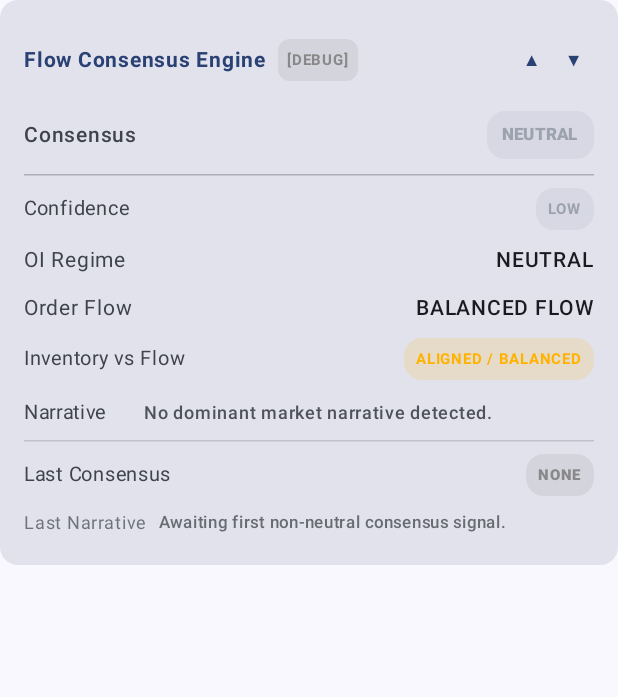
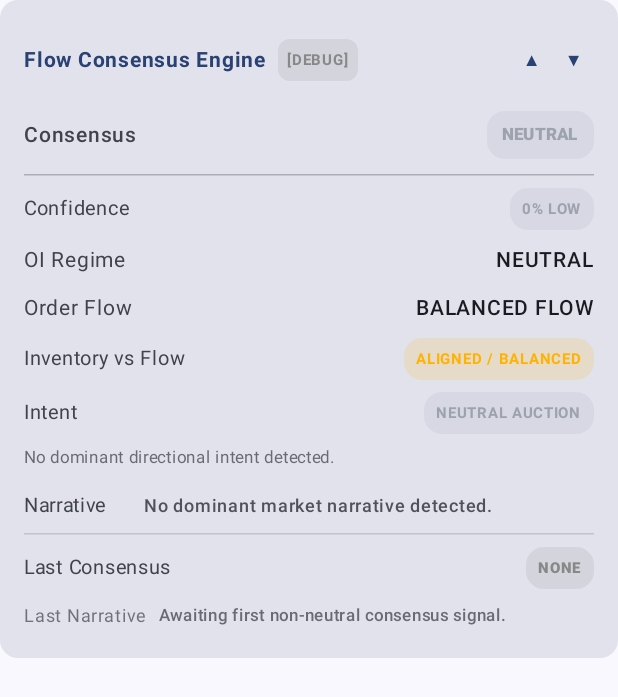
Before and after one commit to c4llm3s4m/FlowMatrix, an Android app built with Jetpack Compose: the composable FlowConsensusCard shown on its own in the app's theme, on a phone screen of 412 x 824 dp. Shown: the top 697 px of the screen. Run offline under Robolectric (Android 15) with nearby library versions, the phone set to English and light mode, and no system bars; network calls fail.

Commit message:
Implement Flow Matrix V3 (Part 2 of 2): OI + Order Flow Intent Engine and Unified 0-100% Confidence Scoring with SMPE-priority weighting

```diff
--- a/app/src/main/java/com/siam/flowmatrix/BinanceDataModels.kt
+++ b/app/src/main/java/com/siam/flowmatrix/BinanceDataModels.kt
@@ -349,7 +349,7 @@ data class ConsensusHistoryEvent(
     val badgeColor: Color
 )
 
-// 16. Flow Consensus Diagnostics / Debug State Model
+// 16. Flow Consensus Diagnostics / Debug State Model (V3 Engine)
 data class FlowConsensusDebugState(
     val isDebugEnabled: Boolean = false,
     val inputOiRegime: String = "NEUTRAL",
@@ -361,14 +361,20 @@ data class FlowConsensusDebugState(
     val inputSmpeDominance: String = "BALANCED",
     val inventoryVsFlowLabel: String = "ALIGNED / BALANCED",
     val inventoryVsFlowBias: String = "NEUTRAL",
-    val confidenceScore: Int = 0,
+    val smpeScore: Int = 0,
+    val oiScore: Int = 0,
+    val ofScore: Int = 0,
+    val persistenceScore: Int = 0,
+    val totalConfidencePct: Int = 0,
+    val intentRuleFired: String = "NEUTRAL_AUCTION",
     val ruleFired: String = "No rule fired (NEUTRAL)"
 )
 
-// 17. Flow Consensus State Model (Dual Engine Consensus, Memory & SMPE Layer)
+// 17. Flow Consensus State Model (Dual Engine Consensus, Intent & Unified 0-100% Confidence)
 data class FlowConsensusState(
     val consensus: String = "NEUTRAL",
     val badgeColor: Color = Color(0xFF9CA3AF),
+    val confidencePct: Int = 0,
     val confidence: String = "LOW",
     val confidenceColor: Color = Color(0xFF9CA3AF),
     val oiRegimeDisplay: String = "NEUTRAL",
@@ -376,6 +382,9 @@ data class FlowConsensusState(
     val narrative: String = "No dominant market narrative detected.",
     val inventoryVsFlowLabel: String = "ALIGNED / BALANCED",
     val inventoryVsFlowBias: String = "NEUTRAL",
+    val intentState: String = "NEUTRAL AUCTION",
+    val intentColor: Color = Color(0xFF9CA3AF),
+    val intentDescription: String = "No dominant directional intent detected.",
     val previousConsensus: String? = null,
     val previousConsensusColor: Color = Color(0xFF9CA3AF),
     val previousNarrative: String? = null,
--- a/app/src/main/java/com/siam/flowmatrix/MainActivity.kt
+++ b/app/src/main/java/com/siam/flowmatrix/MainActivity.kt
@@ -881,7 +881,7 @@ fun SmartMoneyPositionCard(
     }
 }
 
-// PHASE 5 & 6: Flow Consensus Engine Card with Memory Engine & Inventory vs Flow Detector
+// V3 Flow Consensus Engine Card with Memory Engine, Inventory vs Flow & Intent Engine
 @Composable
 fun FlowConsensusCard(
     consensusState: FlowConsensusState,
@@ -938,7 +938,7 @@ fun FlowConsensusCard(
 
         HorizontalDivider(modifier = Modifier.padding(vertical = 4.dp), color = MaterialTheme.colorScheme.outlineVariant.copy(alpha = 0.5f))
 
-        // ROW 2: Confidence Badge
+        // ROW 2: Confidence Badge (Unified 0-100% Score Display)
         Row(
             modifier = Modifier.fillMaxWidth().padding(vertical = 4.dp),
             horizontalArrangement = Arrangement.SpaceBetween,
@@ -950,7 +950,7 @@ fun FlowConsensusCard(
                 shape = RoundedCornerShape(12.dp)
             ) {
                 Text(
-                    text = consensusState.confidence,
+                    text = "${consensusState.confidencePct}% ${consensusState.confidence}",
                     color = consensusState.confidenceColor,
                     fontSize = 10.sp,
                     fontWeight = FontWeight.Bold,
@@ -993,9 +993,37 @@ fun FlowConsensusCard(
             }
         }
 
-        // ROW 6: Narrative Text Explanation
+        // ROW 6: Intent Row (OI + Order Flow Intent Engine)
         Row(
-            modifier = Modifier.fillMaxWidth().padding(top = 6.dp),
+            modifier = Modifier.fillMaxWidth().padding(vertical = 4.dp),
+            horizontalArrangement = Arrangement.SpaceBetween,
+            verticalAlignment = Alignment.CenterVertically
+        ) {
+            Text("Intent", fontSize = 13.sp, color = MaterialTheme.colorScheme.onSurfaceVariant)
+            Surface(
+                color = consensusState.intentColor.copy(alpha = 0.15f),
+                shape = RoundedCornerShape(12.dp)
+            ) {
+                Text(
+                    text = consensusState.intentState,
+                    color = consensusState.intentColor,
+                    fontSize = 10.sp,
+                    fontWeight = FontWeight.Bold,
+                    modifier = Modifier.padding(horizontal = 8.dp, vertical = 2.dp)
+                )
+            }
+        }
+
+        Text(
+            text = consensusState.intentDescription,
+            fontSize = 11.sp,
+            color = MaterialTheme.colorScheme.onSurfaceVariant.copy(alpha = 0.75f),
+            modifier = Modifier.padding(bottom = 4.dp)
+        )
+
+        // ROW 7: Narrative Text Explanation
+        Row(
+            modifier = Modifier.fillMaxWidth().padding(top = 4.dp),
             horizontalArrangement = Arrangement.SpaceBetween,
             verticalAlignment = Alignment.Top
         ) {
@@ -1011,7 +1039,7 @@ fun FlowConsensusCard(
 
         HorizontalDivider(modifier = Modifier.padding(vertical = 6.dp), color = MaterialTheme.colorScheme.outlineVariant.copy(alpha = 0.3f))
 
-        // ROW 7: Last Consensus (Consensus Memory Engine)
+        // ROW 8: Last Consensus (Consensus Memory Engine)
         Row(
             modifier = Modifier.fillMaxWidth().padding(vertical = 2.dp),
             horizontalArrangement = Arrangement.SpaceBetween,
@@ -1040,7 +1068,7 @@ fun FlowConsensusCard(
             }
         }
 
-        // ROW 8: Last Narrative
+        // ROW 9: Last Narrative
         Row(
             modifier = Modifier.fillMaxWidth().padding(top = 4.dp),
             horizontalArrangement = Arrangement.SpaceBetween,
@@ -1075,12 +1103,19 @@ fun FlowConsensusCard(
                 DebugRow("Input SMPE Dominance", debug.inputSmpeDominance)
                 DebugRow("Inventory vs Flow Bias", debug.inventoryVsFlowBias)
 
-                DebugHeader("CONFIDENCE ENGINE")
-                DebugRow("Confidence Score", "${debug.confidenceScore}")
-                DebugRow("Confidence Level", consensusState.confidence, consensusState.confidenceColor)
-
-                DebugHeader("RULE TRIGGERED")
-                DebugRow("Rule Fired", debug.ruleFired, consensusState.badgeColor)
+                DebugHeader("CONFIDENCE ENGINE BREAKDOWN (0-100%)")
+                DebugRow("SMPE Score (/30)", "${debug.smpeScore}")
+                DebugRow("OI Score (/25)", "${debug.oiScore}")
+                DebugRow("Order Flow Score (/25)", "${debug.ofScore}")
+                DebugRow("Persistence Score (/20)", "${debug.persistenceScore}")
+                DebugRow("Total Confidence", "${debug.totalConfidencePct}% [${consensusState.confidence}]", consensusState.confidenceColor)
+
+                DebugHeader("INTENT ENGINE TRACE")
+                DebugRow("Intent State", consensusState.intentState, consensusState.intentColor)
+                DebugRow("Intent Rule Fired", debug.intentRuleFired)
+
+                DebugHeader("CONSENSUS RULE TRIGGERED")
+                DebugRow("Consensus Rule", debug.ruleFired, consensusState.badgeColor)
 
                 DebugHeader("CONSENSUS HISTORY (LAST 5 EVENTS)")
                 if (consensusState.consensusHistory.isNotEmpty()) {
```
Also changed, not shown: app/src/main/java/com/siam/flowmatrix/TelemetryRepository.kt (+92 -9 lines).
